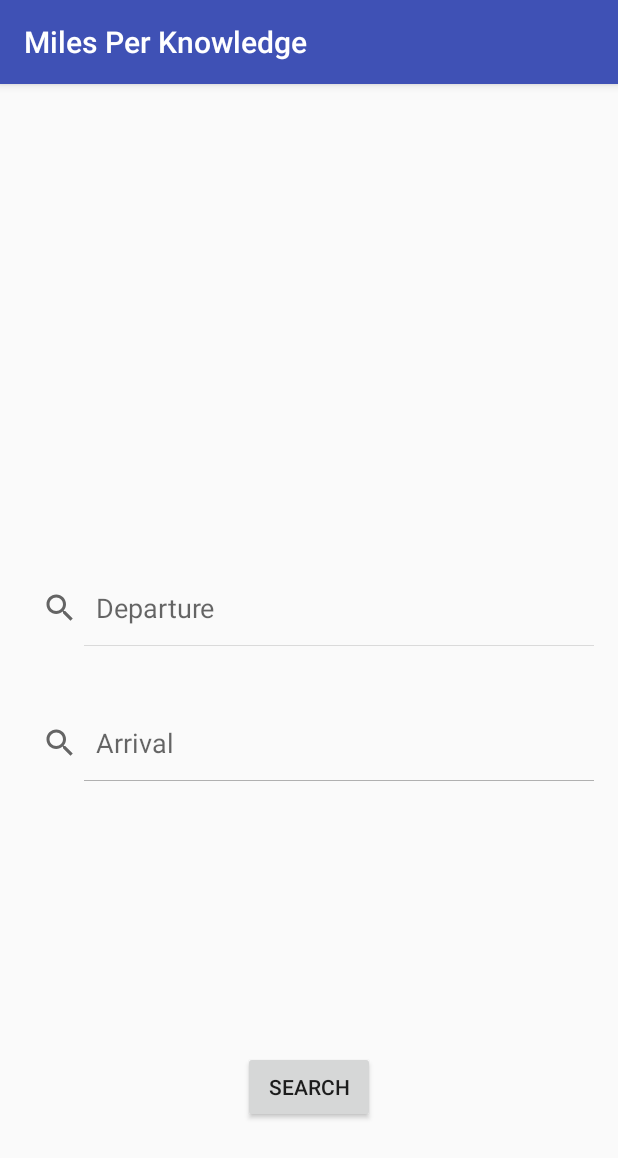
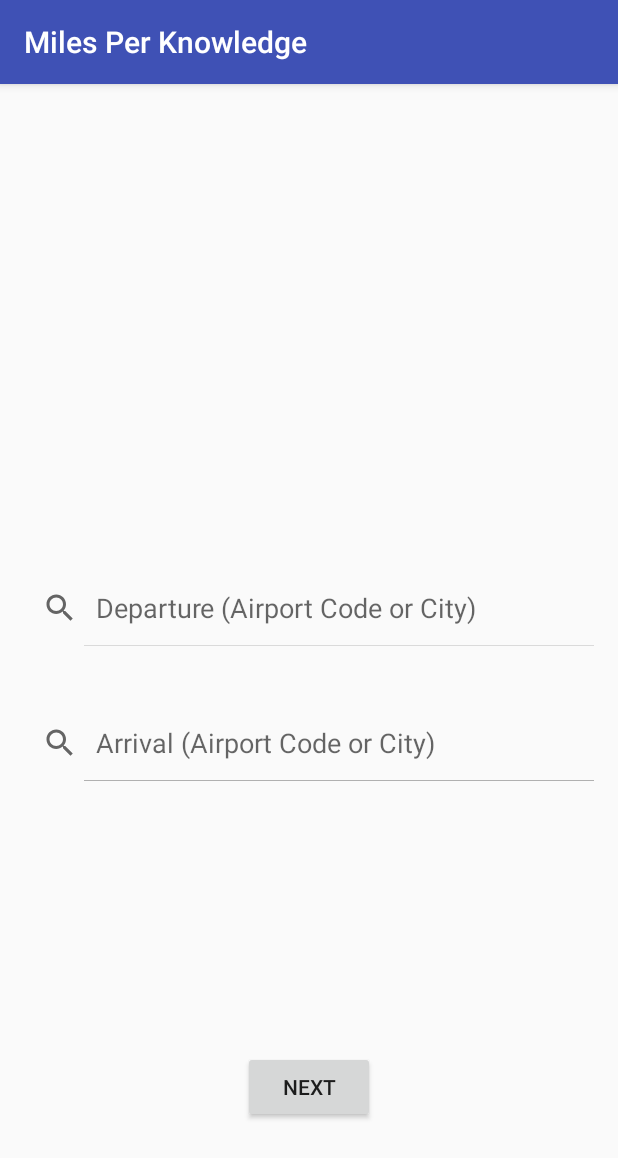
Before and after one commit to ducoterra/skyhack, an Android app: the screen it shows after launch (MainActivity), on a phone screen of 412 x 824 dp. Shown: the top 1158 px of the screen. Run offline under Robolectric (Android 15) with nearby library versions, the phone set to English and light mode, and no system bars; our stand-ins replace ButterKnife.

Commit message:
Makes first screen prettier

```diff
--- a/MilesPerKnowledge/app/src/main/res/layout/fragment_search_airport.xml
+++ b/MilesPerKnowledge/app/src/main/res/layout/fragment_search_airport.xml
@@ -15,7 +15,7 @@
         android:layout_marginStart="8dp"
         android:layout_marginTop="8dp"
         android:iconifiedByDefault="false"
-        android:queryHint="Departure"
+        android:queryHint="Departure (Airport Code or City)"
         app:layout_constraintBottom_toTopOf="@+id/searchView_toDestination"
         app:layout_constraintEnd_toEndOf="parent"
         app:layout_constraintHorizontal_bias="0.0"
@@ -31,18 +31,18 @@
         android:layout_marginEnd="8dp"
         android:layout_marginStart="8dp"
         android:iconifiedByDefault="false"
-        android:queryHint="Arrival"
-        app:layout_constraintBottom_toTopOf="@+id/button_search"
+        android:queryHint="Arrival (Airport Code or City)"
+        app:layout_constraintBottom_toTopOf="@+id/button_next"
         app:layout_constraintEnd_toEndOf="parent"
         app:layout_constraintHorizontal_bias="0.0"
         app:layout_constraintStart_toStartOf="parent" />
 
     <Button
-        android:id="@+id/button_search"
+        android:id="@+id/button_next"
         android:layout_width="wrap_content"
         android:layout_height="wrap_content"
         android:layout_marginBottom="75dp"
-        android:text="@string/button_search"
+        android:text="@string/button_next"
         app:layout_constraintBottom_toBottomOf="parent"
         app:layout_constraintEnd_toEndOf="parent"
         app:layout_constraintStart_toStartOf="parent" />
--- a/MilesPerKnowledge/app/src/main/res/values/strings.xml
+++ b/MilesPerKnowledge/app/src/main/res/values/strings.xml
@@ -20,4 +20,5 @@
     <string name="button_search">Search</string>
     <string name="textview_courses_learned">Course You\'ve Learned</string>
     <string name="textview_courses_in_progress">In Progress</string>
+    <string name="button_next">Next</string>
 </resources>
```
